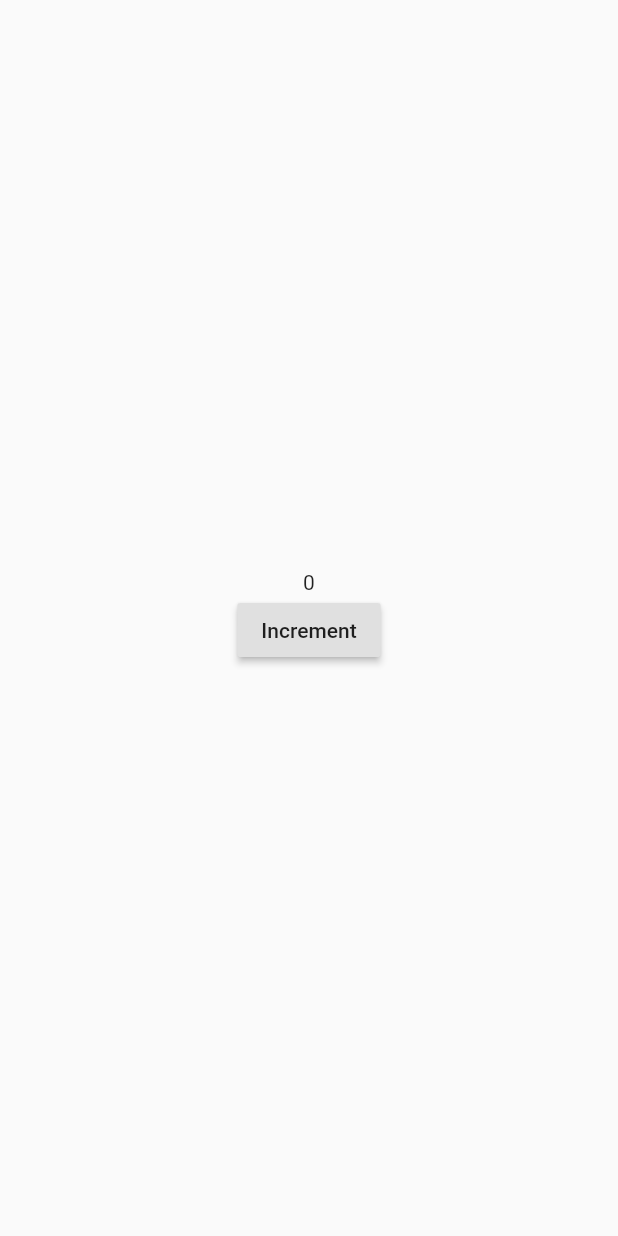
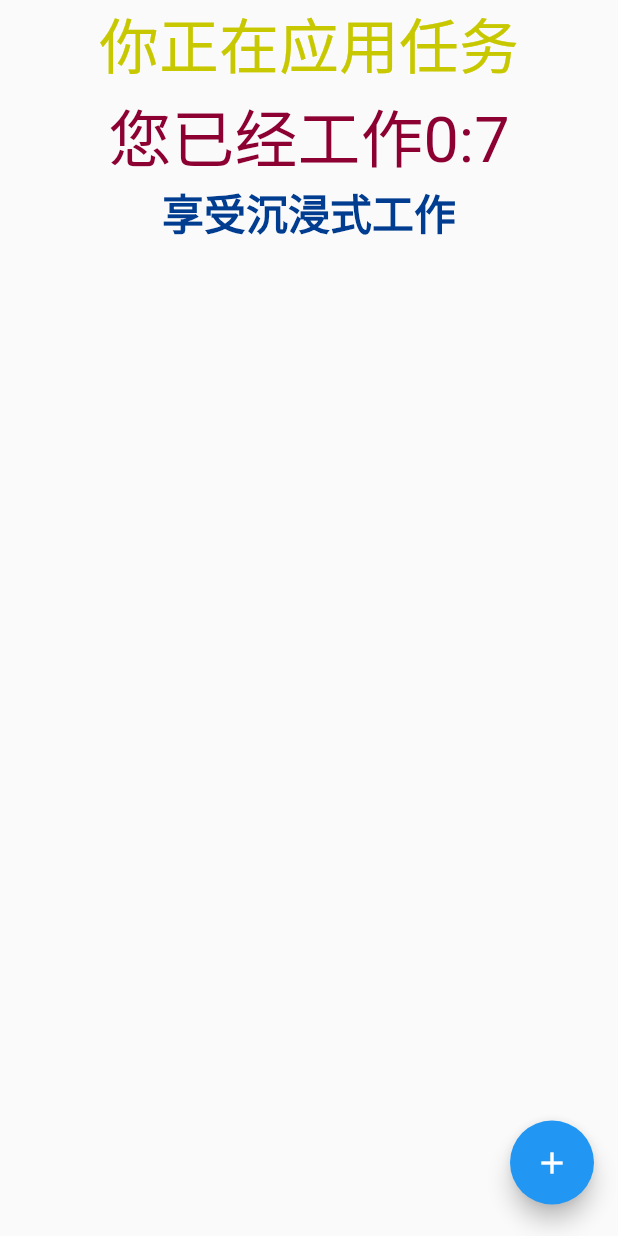
Before and after one commit to liuxiong332/flutter_tomato_work, a Flutter app: the screen it shows after launch, on a phone screen of 412 x 824 dp. Run offline on Flutter 3.47's test engine with Material 2 defaults, Android fonts, the phone set to English and light mode, and no system bars; our stand-ins replace flutter_bloc.

Commit message:
Add work state

```diff
--- a/lib/SharedWidget.dart
+++ /dev/null
@@ -1,71 +0,0 @@
-import 'package:flutter/material.dart';
-
-class ShareDataWidget extends InheritedWidget {
-  ShareDataWidget({@required this.data, Widget child}) : super(child: child);
-
-  final int data;
-
-  static ShareDataWidget of(BuildContext context) {
-    // return context.dependOnInheritedWidgetOfExactType<ShareDataWidget>();
-    return context.getElementForInheritedWidgetOfExactType<ShareDataWidget>().widget;
-  }
-
-  @override
-  bool updateShouldNotify(ShareDataWidget oldWidget) {
-    return oldWidget.data != data;
-  }
-}
-
-class TestWidget extends StatefulWidget {
-  @override
-  State<StatefulWidget> createState() => TestWidgetState();
-}
-
-class TestWidgetState extends State<TestWidget> {
-  @override
-  Widget build(BuildContext context) {
-    return Text(ShareDataWidget.of(context).data.toString());
-  }
-
-  @override
-  void didChangeDependencies() {
-    super.didChangeDependencies();
-    print("Dependencies changed");
-  }
-}
-
-class InheritedWidgetTestRoute extends StatefulWidget {
-  @override
-  State<StatefulWidget> createState() => InheritedWidgetTestRouteState();
-}
-
-class InheritedWidgetTestRouteState extends State<StatefulWidget> {
-  int count = 0;
-
-  void updateCount() {
-    setState(() {
-      count += 1;
-    });
-  }
-
-  @override
-  Widget build(BuildContext context) {
-    return Scaffold(
-      body: Center(
-        child: ShareDataWidget(
-          data: count,
-          child: Column(
-            mainAxisAlignment: MainAxisAlignment.center,
-            children: <Widget>[
-              TestWidget(),
-              RaisedButton(
-                child: Text("Increment"),
-                onPressed: updateCount,
-              ),
-            ],
-          ),
-        ),
-      ),
-    );
-  }
-}
--- /dev/null
+++ b/lib/main_page.dart
@@ -0,0 +1,37 @@
+import 'package:flutter/material.dart';
+import 'package:flutter_bloc/flutter_bloc.dart';
+import 'package:mywork/tomato_bloc.dart';
+import 'package:mywork/work_state.dart';
+
+class MainPage extends StatelessWidget {
+  @override
+  Widget build(BuildContext context) {
+    final tomatoBloc = BlocProvider.of<TomatoBloc>(context);
+
+    return Scaffold(
+      // appBar: AppBar(title: Text('工作中')),
+      body: BlocBuilder<TomatoBloc, List<Tomato>>(
+        builder: (context, tomatos) {
+          return Center(
+            child: WorkState(tomatos.last),
+          );
+        },
+      ),
+      floatingActionButton: Column(
+        crossAxisAlignment: CrossAxisAlignment.end,
+        mainAxisAlignment: MainAxisAlignment.end,
+        children: <Widget>[
+          Padding(
+            padding: EdgeInsets.symmetric(vertical: 5.0),
+            child: FloatingActionButton(
+              child: Icon(Icons.add),
+              onPressed: () {
+                tomatoBloc.add(AddTomatoEvent(Tomato(name: "Tomato1")));
+              },
+            ),
+          ),
+        ],
+      ),
+    );
+  }
+}
--- /dev/null
+++ b/lib/tomato_bloc.dart
@@ -0,0 +1,77 @@
+import 'package:flutter_bloc/flutter_bloc.dart';
+
+// 番茄 事件
+class TomatoEvent {}
+
+// 添加新番茄 事件
+class AddTomatoEvent extends TomatoEvent {
+  Tomato tomato;
+
+  AddTomatoEvent(this.tomato);
+}
+
+// 添加新番茄 事件
+class UpdateTomatoEvent extends TomatoEvent {
+  Tomato tomato;
+  UpdateTomatoEvent(this.tomato);
+}
+
+// 添加新番茄 事件
+class DeleteTomatoEvent extends TomatoEvent {
+  int tomatoId;
+  DeleteTomatoEvent(this.tomatoId);
+}
+
+class Tomato {
+  int id;
+  String name;
+  String description;
+  DateTime startTime;
+  Duration workDuration;
+  Duration restDuration;
+
+  Tomato({
+    this.name,
+    this.description,
+    this.workDuration,
+    this.restDuration,
+  }) : startTime = DateTime.now();
+
+  Tomato copyWith(Tomato newTomato) {
+    return Tomato(
+      name: newTomato.name ?? this.name,
+      description: newTomato.description ?? this.description,
+      workDuration: newTomato.workDuration ?? this.workDuration,
+      restDuration: newTomato.restDuration ?? this.restDuration,
+    );
+  }
+}
+
+class TomatoBloc extends Bloc<TomatoEvent, List<Tomato>> {
+  @override
+  List<Tomato> get initialState => [
+        Tomato(
+          name: "Hello",
+          description: "Hello World",
+          workDuration: Duration(minutes: 10),
+          restDuration: Duration(minutes: 5),
+        ),
+      ];
+
+  @override
+  Stream<List<Tomato>> mapEventToState(TomatoEvent event) async* {
+    if (event is AddTomatoEvent) {
+      yield List<Tomato>.from(state)..add(event.tomato);
+    } else if (event is UpdateTomatoEvent) {
+      var index = state.indexWhere((element) => element.id == event.tomato.id);
+      yield [
+        ...state.sublist(0, index),
+        state[index].copyWith(event.tomato),
+        ...state.sublist(index + 1)
+      ];
+    } else if (event is DeleteTomatoEvent) {
+      yield List<Tomato>.from(state)
+        ..removeWhere((element) => element.id == event.tomatoId);
+    }
+  }
+}
--- /dev/null
+++ b/lib/work_state.dart
@@ -0,0 +1,103 @@
+import 'dart:async';
+
+import 'package:flutter/material.dart';
+import 'package:mywork/tomato_bloc.dart';
+
+enum TomatoStatus {
+  OnWork, // 正在工作中
+  OnRest, // 正在休息中
+  End, // 结束
+}
+
+class WorkState extends StatefulWidget {
+  WorkState(this.tomato);
+
+  final Tomato tomato;
+
+  @override
+  State<StatefulWidget> createState() => WorkStateState(tomato);
+}
+
+class WorkStateState extends State<WorkState> {
+  WorkStateState(Tomato tomato) : tomato = tomato {
+    updateStatus();
+    timer = Timer.periodic(Duration(seconds: 1), (timer) {
+      setState(() {
+        updateStatus();
+      });
+    });
+  }
+
+  final Tomato tomato;
+  int expireSecs = 0;
+  TomatoStatus status;
+
+  Timer timer;
+
+  void updateStatus() {
+    var secs = DateTime.now().second - tomato.startTime.second;
+    if (secs < tomato.workDuration.inSeconds) {
+      status = TomatoStatus.OnWork;
+      expireSecs = secs;
+    } else if (secs <
+        tomato.workDuration.inSeconds + tomato.restDuration.inSeconds) {
+      status = TomatoStatus.OnRest;
+      expireSecs = secs - tomato.workDuration.inSeconds;
+    } else {
+      status = TomatoStatus.End;
+    }
+  }
+
+  @override
+  Widget build(BuildContext context) {
+    switch (status) {
+      case TomatoStatus.OnWork:
+        return Column(
+          children: [
+            Text(
+              "你正在应用任务",
+              style: TextStyle(
+                color: Color.fromARGB(255, 200, 200, 0),
+                fontSize: 40,
+              ),
+            ),
+            Text(
+              "您已经工作${expireSecs ~/ 60}:${expireSecs % 60}",
+              style: TextStyle(
+                color: Color(0xFF8c0032),
+                fontSize: 42,
+              ),
+            ),
+            Text(
+              "享受沉浸式工作",
+              style: TextStyle(
+                fontWeight: FontWeight.bold,
+                fontSize: 28,
+                color: Color(0xFF003c8f),
+              ),
+            ),
+          ],
+        );
+      case TomatoStatus.OnRest:
+        return Column(
+          children: [
+            Text("你正在休息"),
+            Text("您已经休息${expireSecs ~/ 60}:${expireSecs % 60}"),
+            Text("尽情休息吧"),
+          ],
+        );
+      case TomatoStatus.End:
+        return Column(
+          children: [
+            Text("当前任务已经结束"),
+          ],
+        );
+    }
+  }
+
+  @override
+  void dispose() {
+    super.dispose();
+    timer.cancel();
+  }
+}
--- a/pubspec.yaml
+++ b/pubspec.yaml
@@ -23,7 +23,7 @@ environment:
 dependencies:
   flutter:
     sdk: flutter
-
+  flutter_bloc: ^4.0.0
 
   # The following adds the Cupertino Icons font to your application.
   # Use with the CupertinoIcons class for iOS style icons.
```
Also changed, not shown: lib/main.dart (+9 -99 lines), pubspec.lock.
